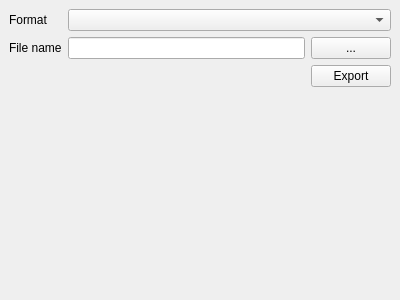
Before: the Qt Designer form src/ll_qgis_layer_export/exportdockwidget.ui in liuleidong/qgis_cpp_api_apps, drawn with Qt 5.
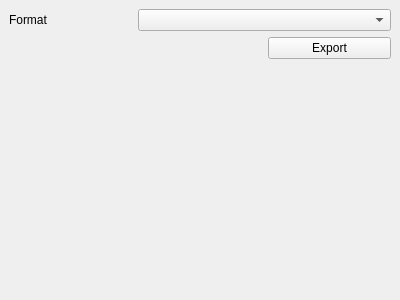
After: the same form once the commit is applied.

What changed in the file:
```diff
--- a/src/ll_qgis_layer_export/exportdockwidget.ui
+++ b/src/ll_qgis_layer_export/exportdockwidget.ui
@@ -21,10 +21,17 @@
   </property>
   <widget class="QWidget" name="dockWidgetContents">
    <layout class="QGridLayout" name="gridLayout">
-    <item row="1" column="1">
-     <widget class="QLineEdit" name="lineEdit"/>
+    <item row="1" column="2">
+     <widget class="QPushButton" name="pushButton_export">
+      <property name="text">
+       <string>Export</string>
+      </property>
+     </widget>
     </item>
-    <item row="3" column="1">
+    <item row="0" column="1" colspan="2">
+     <widget class="QComboBox" name="comboBox_format"/>
+    </item>
+    <item row="2" column="1">
      <spacer name="verticalSpacer">
       <property name="orientation">
        <enum>Qt::Vertical</enum>
@@ -37,16 +44,6 @@
       </property>
      </spacer>
     </item>
-    <item row="0" column="1" colspan="2">
-     <widget class="QComboBox" name="comboBox_format"/>
-    </item>
-    <item row="1" column="0">
-     <widget class="QLabel" name="label_2">
-      <property name="text">
-       <string>File name</string>
-      </property>
-     </widget>
-    </item>
     <item row="0" column="0">
      <widget class="QLabel" name="label">
       <property name="text">
@@ -54,20 +51,6 @@
       </property>
      </widget>
     </item>
-    <item row="1" column="2">
-     <widget class="QPushButton" name="pushButton_browse">
-      <property name="text">
-       <string>...</string>
-      </property>
-     </widget>
-    </item>
-    <item row="2" column="2">
-     <widget class="QPushButton" name="pushButton_export">
-      <property name="text">
-       <string>Export</string>
-      </property>
-     </widget>
-    </item>
    </layout>
   </widget>
  </widget>
```
Left out of the diff: 2 changed lines with no effect on the pictures.
